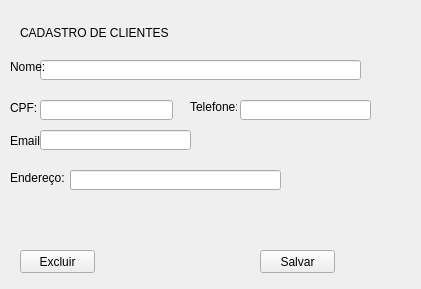
willasantos/Projeto-Matcon, file ui/ui_clientes.ui: the form before one commit.
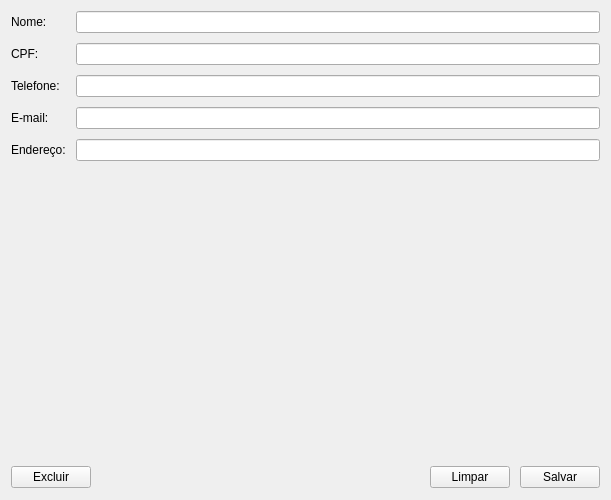
The form after the commit.

The edit to the form file:
```diff
--- a/ui/ui_clientes.ui
+++ b/ui/ui_clientes.ui
@@ -6,180 +6,114 @@
    <rect>
     <x>0</x>
     <y>0</y>
-    <width>421</width>
-    <height>289</height>
+    <width>611</width>
+    <height>500</height>
    </rect>
   </property>
   <property name="windowTitle">
    <string>Cadastrar Clientes</string>
   </property>
-  <widget class="QPushButton" name="s_salvar">
-   <property name="geometry">
-    <rect>
-     <x>260</x>
-     <y>250</y>
-     <width>75</width>
-     <height>23</height>
-    </rect>
-   </property>
-   <property name="text">
-    <string>Salvar</string>
-   </property>
-  </widget>
-  <widget class="QPushButton" name="s_excluir">
-   <property name="geometry">
-    <rect>
-     <x>20</x>
-     <y>250</y>
-     <width>75</width>
-     <height>23</height>
-    </rect>
-   </property>
-   <property name="text">
-    <string>Excluir</string>
-   </property>
-  </widget>
-  <widget class="QLabel" name="label">
-   <property name="geometry">
-    <rect>
-     <x>20</x>
-     <y>22</y>
-     <width>221</width>
-     <height>21</height>
-    </rect>
-   </property>
-   <property name="text">
-    <string>CADASTRO DE CLIENTES</string>
-   </property>
-  </widget>
-  <widget class="QLineEdit" name="lineEdit">
-   <property name="geometry">
-    <rect>
-     <x>40</x>
-     <y>60</y>
-     <width>321</width>
-     <height>20</height>
-    </rect>
-   </property>
-  </widget>
-  <widget class="QLabel" name="nome">
-   <property name="geometry">
-    <rect>
-     <x>10</x>
-     <y>60</y>
-     <width>47</width>
-     <height>13</height>
-    </rect>
-   </property>
-   <property name="text">
-    <string>Nome:</string>
-   </property>
-  </widget>
-  <widget class="QLabel" name="cpf">
-   <property name="geometry">
-    <rect>
-     <x>10</x>
-     <y>100</y>
-     <width>31</width>
-     <height>16</height>
-    </rect>
-   </property>
-   <property name="text">
-    <string>CPF:</string>
-   </property>
-  </widget>
-  <widget class="QLineEdit" name="lineEdit_2">
-   <property name="geometry">
-    <rect>
-     <x>40</x>
-     <y>100</y>
-     <width>133</width>
-     <height>20</height>
-    </rect>
-   </property>
-  </widget>
-  <widget class="QLabel" name="email">
-   <property name="geometry">
-    <rect>
-     <x>10</x>
-     <y>120</y>
-     <width>41</width>
-     <height>41</height>
-    </rect>
-   </property>
-   <property name="text">
-    <string>Email:</string>
-   </property>
-  </widget>
-  <widget class="QLineEdit" name="lineEdit_3">
-   <property name="geometry">
-    <rect>
-     <x>40</x>
-     <y>130</y>
-     <width>151</width>
-     <height>20</height>
-    </rect>
-   </property>
-  </widget>
-  <widget class="QLabel" name="label_2">
-   <property name="geometry">
-    <rect>
-     <x>30</x>
-     <y>210</y>
-     <width>291</width>
-     <height>16</height>
-    </rect>
-   </property>
-   <property name="text">
-    <string/>
-   </property>
-  </widget>
-  <widget class="QLabel" name="telefone">
-   <property name="geometry">
-    <rect>
-     <x>190</x>
-     <y>100</y>
-     <width>47</width>
-     <height>13</height>
-    </rect>
-   </property>
-   <property name="text">
-    <string>Telefone:</string>
-   </property>
-  </widget>
-  <widget class="QLineEdit" name="lineEdit_4">
-   <property name="geometry">
-    <rect>
-     <x>240</x>
-     <y>100</y>
-     <width>131</width>
-     <height>20</height>
-    </rect>
-   </property>
-  </widget>
-  <widget class="QLabel" name="endereco">
-   <property name="geometry">
-    <rect>
-     <x>10</x>
-     <y>170</y>
-     <width>61</width>
-     <height>16</height>
-    </rect>
-   </property>
-   <property name="text">
-    <string>Endereço:</string>
-   </property>
-  </widget>
-  <widget class="QLineEdit" name="lineEdit_5">
-   <property name="geometry">
-    <rect>
-     <x>70</x>
-     <y>170</y>
-     <width>211</width>
-     <height>20</height>
-    </rect>
-   </property>
-  </widget>
+  <layout class="QHBoxLayout" name="horizontalLayout_2">
+   <item>
+    <layout class="QVBoxLayout" name="verticalLayout">
+     <property name="spacing">
+      <number>10</number>
+     </property>
+     <item>
+      <layout class="QFormLayout" name="formLayout">
+       <item row="0" column="0">
+        <widget class="QLabel" name="nomeLabel">
+         <property name="text">
+          <string>Nome:</string>
+         </property>
+        </widget>
+       </item>
+       <item row="0" column="1">
+        <widget class="QLineEdit" name="nome"/>
+       </item>
+       <item row="1" column="0">
+        <widget class="QLabel" name="cpfLabel">
+         <property name="text">
+          <string>CPF:</string>
+         </property>
+        </widget>
+       </item>
+       <item row="1" column="1">
+        <widget class="QLineEdit" name="cpf"/>
+       </item>
+       <item row="2" column="0">
+        <widget class="QLabel" name="telefoneLabel">
+         <property name="text">
+          <string>Telefone:</string>
+         </property>
+        </widget>
+       </item>
+       <item row="2" column="1">
+        <widget class="QLineEdit" name="telefone"/>
+       </item>
+       <item row="3" column="0">
+        <widget class="QLabel" name="emailLabel">
+         <property name="text">
+          <string>E-mail:</string>
+         </property>
+        </widget>
+       </item>
+       <item row="3" column="1">
+        <widget class="QLineEdit" name="email"/>
+       </item>
+       <item row="4" column="0">
+        <widget class="QLabel" name="enderecoLabel">
+         <property name="text">
+          <string>Endereço:</string>
+         </property>
+        </widget>
+       </item>
+       <item row="4" column="1">
+        <widget class="QLineEdit" name="endereco"/>
+       </item>
+      </layout>
+     </item>
+     <item>
+      <layout class="QHBoxLayout" name="horizontalLayout">
+       <item>
+        <widget class="QPushButton" name="b_excluir">
+         <property name="text">
+          <string>Excluir</string>
+         </property>
+        </widget>
+       </item>
+       <item>
+        <spacer name="horizontalSpacer">
+         <property name="orientation">
+          <enum>Qt::Horizontal</enum>
+         </property>
+         <property name="sizeHint" stdset="0">
+          <size>
+           <width>13</width>
+           <height>24</height>
+          </size>
+         </property>
+        </spacer>
+       </item>
+       <item>
+        <widget class="QPushButton" name="b_limpar">
+         <property name="text">
+          <string>Limpar</string>
+         </property>
+        </widget>
+       </item>
+       <item>
+        <widget class="QPushButton" name="b_salvar">
+         <property name="text">
+          <string>Salvar</string>
+         </property>
+        </widget>
+       </item>
+      </layout>
+     </item>
+    </layout>
+   </item>
+  </layout>
  </widget>
  <resources/>
  <connections/>
```
Left out of the diff: 4 changed lines with no effect on the pictures.
